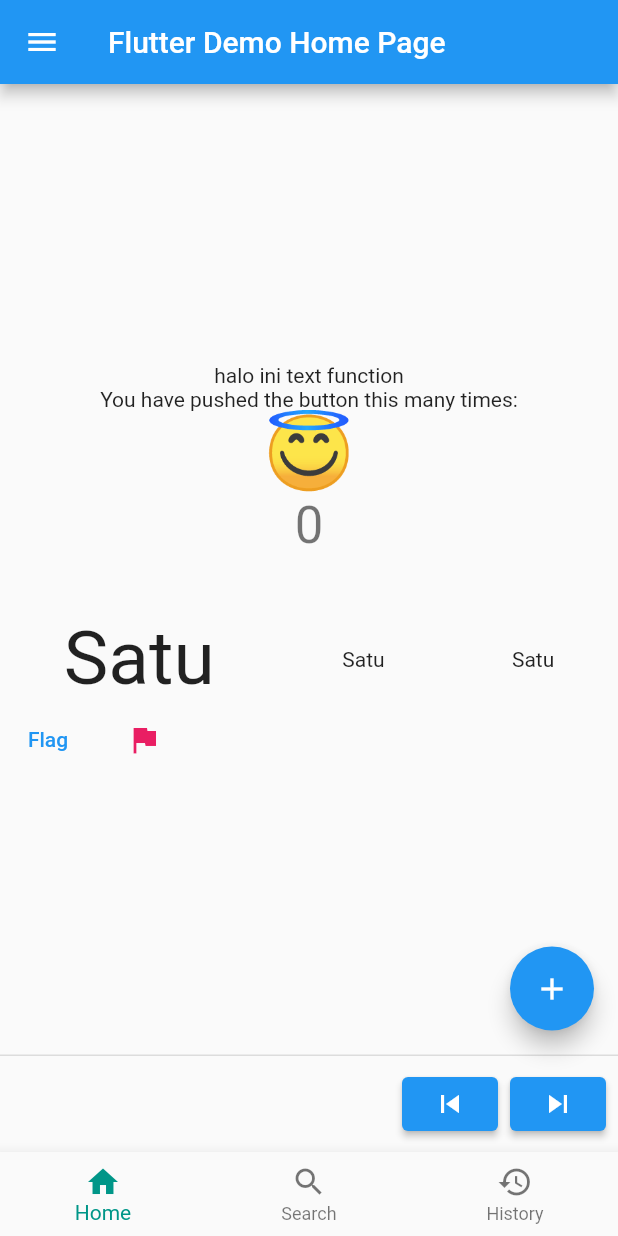
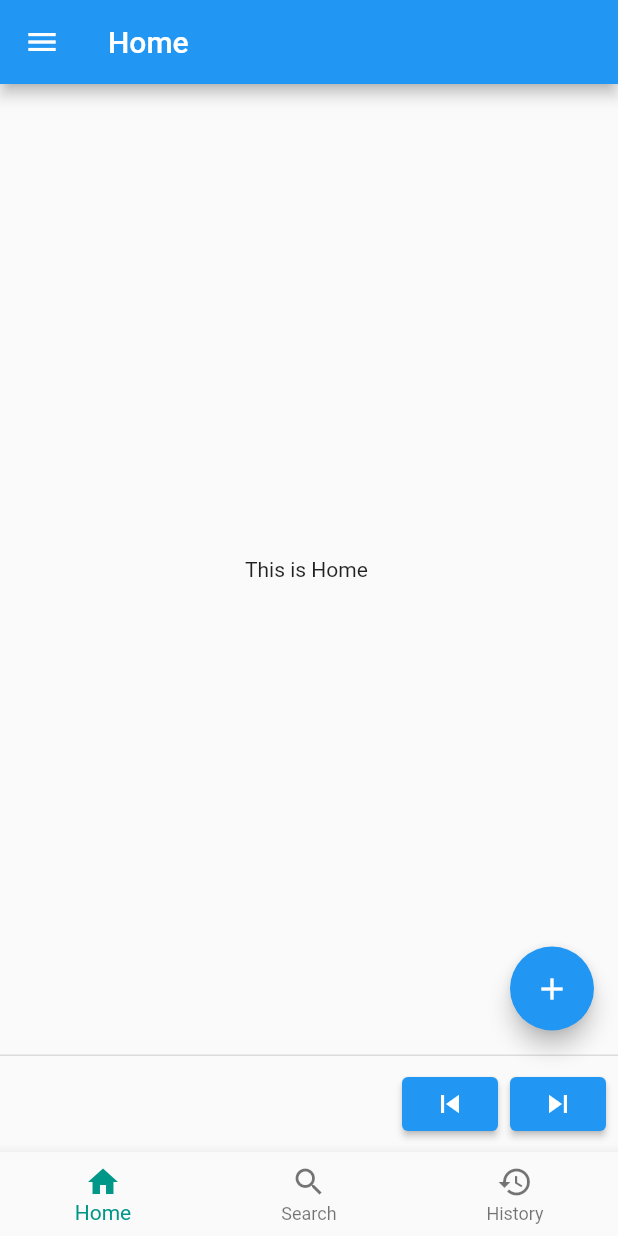
Before and after one commit to Motzz/flutter_study, a Flutter app: the screen it shows after launch, on a phone screen of 412 x 824 dp. Run offline on Flutter 3.47's test engine with Material 2 defaults, Android fonts, the phone set to English and light mode, and no system bars.

Commit message:
init flutter

```diff
--- /dev/null
+++ b/lib/bottomNav/Home.dart
@@ -0,0 +1,17 @@
+import 'package:flutter/material.dart';
+
+class Home extends StatelessWidget {
+  const Home({super.key});
+
+  @override
+  Widget build(BuildContext context) {
+    return const Scaffold(
+      // appBar: AppBar(
+      //   title: Text('Home'),
+      // ),
+      body: Center(
+        child: Text("This is Home "),
+      ),
+    );
+  }
+}
--- a/lib/main.dart
+++ b/lib/main.dart
@@ -1,5 +1,10 @@
 import 'package:flutter/material.dart';
 import './screen/about.dart';
+import './screen/basket.dart';
+//bottom nav
+import './bottomNav/Home.dart';
+import './bottomNav/History.dart';
+import './bottomNav/Search.dart';
 
 void main() {
   runApp(const MyApp());
@@ -13,6 +18,10 @@ class MyApp extends StatelessWidget {
   Widget build(BuildContext context) {
     return MaterialApp(
       title: 'Flutter Demo',
+      routes: {
+        'about': (context) => About(),
+        'basket': (context) => Basket(),
+      },
       theme: ThemeData(
         // This is the theme of your application.
         //
@@ -54,8 +63,10 @@ class _MyHomePageState extends State<MyHomePage> {
   Runes myEmoji = Runes('\u{1f607}');
   Runes myEmoji2 = Runes('\u{1f607}');
   Runes myEmojAngry = Runes('\u{1F92C}');
-
   String emo = '';
+  final List<Widget> screens = [const Home(), const Search(), const History()];
+  final List<String> title = ['Home', 'Screen', 'History'];
+  int currentIndexx = 0;
   void _incrementCounter() {
     //refresh page
     setState(() {
@@ -100,10 +111,11 @@ class _MyHomePageState extends State<MyHomePage> {
     // The Flutter framework has been optimized to make rerunning build methods
     // fast, so that you can just rebuild anything that needs updating rather
     // than having to individually change instances of widgets.
-    List list = [3, 4, 5, 3, 2];
-    list.forEach((filter) {
-      print(filter);
-    });
+    // List list = [3, 4, 5, 3, 2];
+    // list.forEach((filter) {
+    //   print(filter);
+    // });
+
     var sideDrawerBar = Drawer(
       elevation: 16.0,
       child: Column(
@@ -118,90 +130,94 @@ class _MyHomePageState extends State<MyHomePage> {
             leading: new Icon(Icons.inbox),
           ),
           ListTile(
-            title: new Text("My Basket  "),
-            leading: new Icon(Icons.shopping_basket),
-          ),
+              title: new Text("My Basket  "),
+              leading: new Icon(Icons.shopping_basket),
+              onTap: () {
+                Navigator.pushNamed(context, 'basket');
+              }),
           ListTile(
               title: Text("About"),
               leading: Icon(Icons.help),
               onTap: () {
-                Navigator.push(
-                    context, MaterialPageRoute(builder: (context) => About()));
+                Navigator.pushNamed(context, 'about');
               })
         ],
       ),
     );
+
     return Scaffold(
         drawer: sideDrawerBar,
         appBar: AppBar(
           // Here we take the value from the MyHomePage object that was created by
           // the App.build method, and use it to set our appbar title.
-          title: Text(widget.title),
+          title: Text(title[currentIndexx]),
         ),
-        body: Center(
-          // Center is a layout widget. It takes a single child and positions it
-          // in the middle of the parent.
+        // body: Center(
+        //   // Center is a layout widget. It takes a single child and positions it
+        //   // in the middle of the parent.
 
-          child: Column(
-            // Column is also a layout widget. It takes a list of children and
-            // arranges them vertically. By default, it sizes itself to fit its
-            // children horizontally, and tries to be as tall as its parent.
-            //
-            // Invoke "debug painting" (press "p" in the console, choose the
-            // "Toggle Debug Paint" action from the Flutter Inspector in Android
-            // Studio, or the "Toggle Debug Paint" command in Visual Studio Code)
-            // to see the wireframe for each widget.
-            //
-            // Column has various properties to control how it sizes itself and
-            // how it positions its children. Here we use mainAxisAlignment to
-            // center the children vertically; the main axis here is the vertical
-            // axis because Columns are vertical (the cross axis would be
-            // horizontal).
-            mainAxisAlignment: MainAxisAlignment.center,
-            children: <Widget>[
-              contohFungsi(),
-              const Text(
-                'You have pushed the button this many times:',
-              ),
-              Text(
-                String.fromCharCodes(myEmoji),
-                style: const TextStyle(fontSize: 48),
-              ),
-              Text(
-                '$_counter',
-                style: Theme.of(context).textTheme.headline4,
-              ),
-              Text(
-                emo,
-                style: Theme.of(context).textTheme.headline4,
-              ),
-              // ignore: prefer_const_literals_to_create_immutables
-              Row(
-                mainAxisAlignment: MainAxisAlignment.spaceAround,
-                children: <Widget>[
-                  Text(
-                    "Satu",
-                    style: TextStyle(fontSize: _ukuran),
-                  ),
-                  Text("Satu"),
-                  Text("Satu"),
-                ],
-              ),
-              Row(
-                children: <Widget>[
-                  TextButton(onPressed: () {}, child: const Text('Flag')),
-                  TextButton(
-                    onPressed: _ukuransAdd,
-                    child: const Icon(Icons.flag),
-                    style: TextButton.styleFrom(
-                      foregroundColor: Colors.pink,
-                    ),
-                  )
-                ],
-              ),
-            ],
-          ),
-        ),
+        //   child: Column(
+        //     // Column is also a layout widget. It takes a list of children and
+        //     // arranges them vertically. By default, it sizes itself to fit its
+        //     // children horizontally, and tries to be as tall as its parent.
+        //     //
+        //     // Invoke "debug painting" (press "p" in the console, choose the
+        //     // "Toggle Debug Paint" action from the Flutter Inspector in Android
+        //     // Studio, or the "Toggle Debug Paint" command in Visual Studio Code)
+        //     // to see the wireframe for each widget.
+        //     //
+        //     // Column has various properties to control how it sizes itself and
+        //     // how it positions its children. Here we use mainAxisAlignment to
+        //     // center the children vertically; the main axis here is the vertical
+        //     // axis because Columns are vertical (the cross axis would be
+        //     // horizontal).
+        //     mainAxisAlignment: MainAxisAlignment.center,
+        //     children: <Widget>[
+        //       contohFungsi(),
+        //       const Text(
+        //         'You have pushed the button this many times:',
+        //       ),
+        //       Text(
+        //         String.fromCharCodes(myEmoji),
+        //         style: const TextStyle(fontSize: 48),
+        //       ),
+        //       Text(
+        //         '$_counter',
+        //         style: Theme.of(context).textTheme.headline4,
+        //       ),
+        //       Text(
+        //         emo,
+        //         style: Theme.of(context).textTheme.headline4,
+        //       ),
+        //       // ignore: prefer_const_literals_to_create_immutables
+        //       Row(
+        //         mainAxisAlignment: MainAxisAlignment.spaceAround,
+        //         children: <Widget>[
+        //           Text(
+        //             "Satu",
+        //             style: TextStyle(fontSize: _ukuran),
+        //           ),
+        //           Text("Satu"),
+        //           Text("Satu"),
+        //         ],
+        //       ),
+        //       Row(
+        //         children: <Widget>[
+        //           TextButton(onPressed: () {}, child: const Text('Flag')),
+        //           TextButton(
+        //             onPressed: _ukuransAdd,
+        //             child: const Icon(Icons.flag),
+        //             style: TextButton.styleFrom(
+        //               foregroundColor: Colors.pink,
+        //             ),
+        //           )
+        //         ],
+        //       ),
+        //     ],
+        //   ),
+        // ),
+
+        body: screens[currentIndexx],
         floatingActionButton: FloatingActionButton(
           onPressed: _incrementCounter,
           tooltip: 'Increment',
@@ -218,25 +234,30 @@ class _MyHomePageState extends State<MyHomePage> {
           ),
         ],
         bottomNavigationBar: BottomNavigationBar(
-          currentIndex: 0,
+          currentIndex: currentIndexx,
+          onTap: (int index) {
+            setState(() {
+              currentIndexx = index;
+              // print(currentIndexx);
+              print(currentIndexx);
+            });
+          },
           fixedColor: Colors.teal,
+          // ignore: prefer_const_literals_to_create_immutables
           items: [
-            BottomNavigationBarItem(
+            const BottomNavigationBarItem(
               label: "Home",
               icon: Icon(Icons.home),
             ),
-            BottomNavigationBarItem(
+            const BottomNavigationBarItem(
               label: "Search",
               icon: Icon(Icons.search),
             ),
-            BottomNavigationBarItem(
+            const BottomNavigationBarItem(
               label: "History",
               icon: Icon(Icons.history),
             ),
           ],
-          onTap: (int index) {
-            setState(() {});
-          },
         )
 
         // This trailing comma makes auto-formatting nicer for build methods.
```
Also changed, not shown: lib/bottomNav/History.dart (added, +17 -0 lines), lib/bottomNav/Search.dart (added, +17 -0 lines), lib/screen/basket.dart (added, +29 -0 lines), lib/screen/itemBasket.dart (added, +19 -0 lines).
